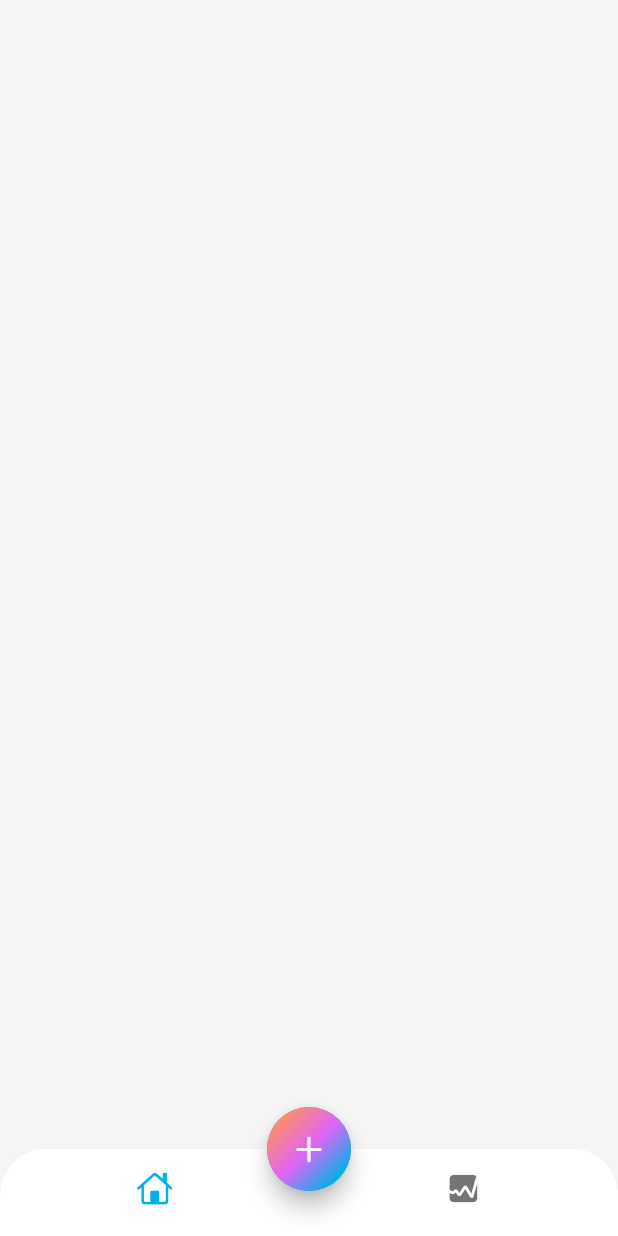
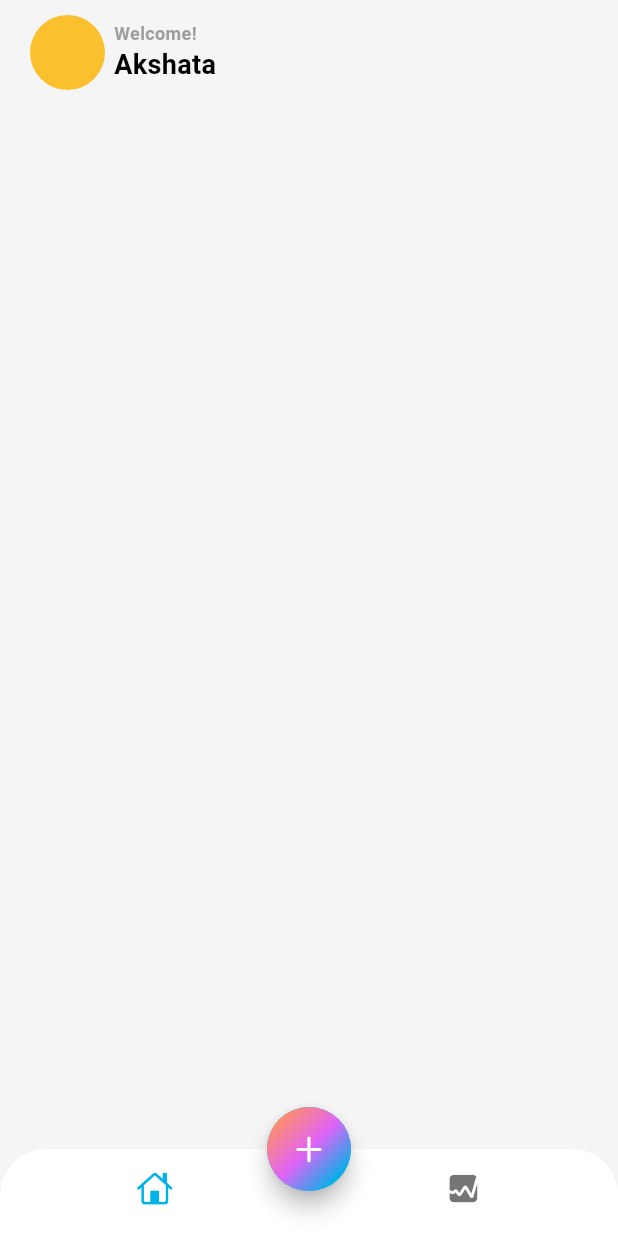
Before and after one commit to AkshataSagare/expense-tracking, a Flutter app: the screen it shows after launch, on a phone screen of 412 x 824 dp. Run offline on Flutter 3.47's test engine with Material 3 defaults, Android fonts, the phone set to English and light mode, and no system bars.

Commit message:
removed appbar

```diff
--- a/lib/app_view.dart
+++ b/lib/app_view.dart
@@ -17,6 +17,7 @@ class MyAppView extends StatelessWidget {
           primary: const Color(0xFF00B2E7),
           secondary: const Color(0xFFE064F7),
           tertiary: const Color(0xFFFF8D6C),
+          outline: Colors.grey
         ),
       ),
       home: HomeScreen(),
--- a/lib/screens/home/views/home_screen.dart
+++ b/lib/screens/home/views/home_screen.dart
@@ -1,4 +1,5 @@
 import 'dart:math';
+import 'package:expense_tracking/screens/home/views/main_screen.dart';
 import 'package:flutter/cupertino.dart';
 import 'package:flutter/material.dart';
 
@@ -8,7 +9,7 @@ class HomeScreen extends StatelessWidget {
   @override
   Widget build(BuildContext context) {
     return Scaffold(
-      appBar: AppBar(),
+      //appBar: AppBar(),
       bottomNavigationBar: ClipRRect(
         borderRadius: BorderRadius.vertical(
           top: Radius.circular(30)
@@ -51,6 +52,7 @@ class HomeScreen extends StatelessWidget {
           ),
         ),
       ),
+      body: MainScreen(),
     );
   }
 }
--- /dev/null
+++ b/lib/screens/home/views/main_screen.dart
@@ -0,0 +1,52 @@
+import 'package:flutter/material.dart';
+
+class MainScreen extends StatelessWidget {
+  const MainScreen({super.key});
+
+  @override
+  Widget build(BuildContext context) {
+    return SafeArea(
+      child: Padding(
+        padding: const EdgeInsets.symmetric(horizontal: 20.0, vertical: 10 ),
+        child: Column(
+          children: [
+            Row(
+              children: [
+                Container(
+                  width: 50,
+                  height: 50,
+                  decoration: BoxDecoration(
+                    shape: BoxShape.circle,
+                    color: Colors.yellow[700]
+                  ),
+                ),
+                SizedBox(width: 6,),
+                Column(
+                  crossAxisAlignment: CrossAxisAlignment.start,
+                  children: [
+                    Text("Welcome!",
+                      style: TextStyle(
+                      fontSize: 12,
+                      fontWeight: FontWeight.w600,
+                      color: Theme.of(context).colorScheme.outline
+                      ),
+                    ),
+
+                    Text("Akshata",
+                      style: TextStyle(
+                      fontSize: 18,
+                      fontWeight: FontWeight.bold,
+                      color: Theme.of(context).colorScheme.onSurface
+                      ),
+                    ),
+
+                  ]
+                )
+              ],
+            )
+          ],
+        ),
+      ),
+    );
+  }
+}
```
